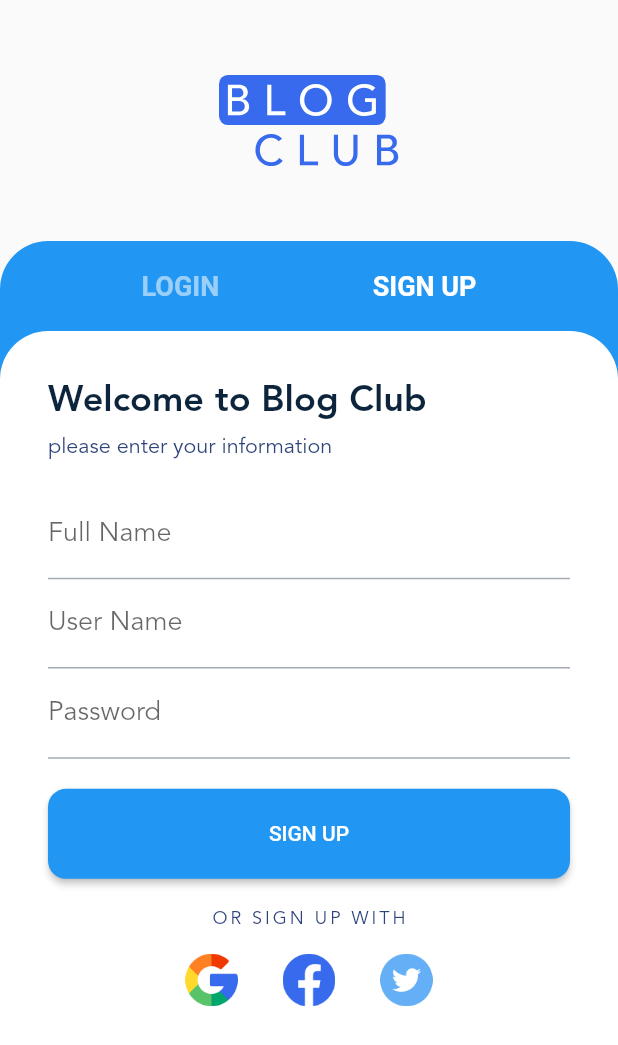
After one commit to Diyary27/blogclub, a Flutter app: the AuthScreen screen opened directly, after a tap on "SIGN UP", on a phone screen of 412 x 824 dp. The commit adds this screen. Shown: the top 1045 px of the screen. Run offline on Flutter 3.47's test engine with Material 2 defaults, Android fonts, the phone set to English and light mode, and no system bars; our stand-ins replace dotted_border, flutter_svg, smooth_page_indicator; generated files the repository leaves out were written again.

Commit message:
added signin/signup page

```diff
--- /dev/null
+++ b/lib/auth.dart
@@ -0,0 +1,311 @@
+import 'package:flutter/cupertino.dart';
+import 'package:flutter/material.dart';
+import 'package:flutter_svg/flutter_svg.dart';
+
+import 'gen/assets.gen.dart';
+
+class AuthScreen extends StatefulWidget {
+  const AuthScreen({super.key});
+
+  @override
+  State<AuthScreen> createState() => _AuthScreenState();
+}
+
+class _AuthScreenState extends State<AuthScreen> {
+  var currentTab = 0;
+  static const loginTab = 0;
+  static const signUpTab = 1;
+
+  @override
+  Widget build(BuildContext context) {
+    final themeData = Theme.of(context);
+    final tabTextStyle = TextStyle(
+      color: themeData.colorScheme.onPrimary,
+      fontSize: 18,
+      fontWeight: FontWeight.bold,
+    );
+    return Scaffold(
+      body: SafeArea(
+        child: Column(
+          crossAxisAlignment: CrossAxisAlignment.center,
+          children: [
+            Row(
+              mainAxisAlignment: MainAxisAlignment.center,
+              children: [
+                Padding(
+                  padding: const EdgeInsets.only(top: 50, bottom: 50),
+                  child:
+                      Assets.img.icons.logo.svg(width: 120, theme: SvgTheme()),
+                ),
+              ],
+            ),
+            Expanded(
+              child: Container(
+                decoration: BoxDecoration(
+                  color: themeData.colorScheme.primary,
+                  borderRadius: BorderRadius.only(
+                    topRight: Radius.circular(32),
+                    topLeft: Radius.circular(32),
+                  ),
+                ),
+                child: Column(
+                  children: [
+                    SizedBox(
+                      height: 60,
+                      child: Row(
+                        mainAxisAlignment: MainAxisAlignment.spaceEvenly,
+                        children: [
+                          TextButton(
+                            onPressed: () {
+                              setState(() {
+                                currentTab = loginTab;
+                              });
+                            },
+                            child: Text(
+                              'Login'.toUpperCase(),
+                              style: tabTextStyle.apply(
+                                  color: currentTab == signUpTab
+                                      ? Colors.white54
+                                      : Colors.white),
+                            ),
+                          ),
+                          TextButton(
+                            onPressed: () {
+                              setState(() {
+                                currentTab = signUpTab;
+                              });
+                            },
+                            child: Text(
+                              'Sign Up'.toUpperCase(),
+                              style: tabTextStyle.apply(
+                                  color: currentTab == loginTab
+                                      ? Colors.white54
+                                      : Colors.white),
+                            ),
+                          ),
+                        ],
+                      ),
+                    ),
+                    Expanded(
+                      child: Container(
+                        decoration: const BoxDecoration(
+                          color: Colors.white,
+                          borderRadius: BorderRadius.only(
+                            topRight: Radius.circular(32),
+                            topLeft: Radius.circular(32),
+                          ),
+                        ),
+                        child: SingleChildScrollView(
+                          child: Padding(
+                            padding: const EdgeInsets.all(32),
+                            child: currentTab == loginTab
+                                ? _Login(themeData: themeData)
+                                : _SignUp(themeData: themeData),
+                          ),
+                        ),
+                      ),
+                    )
+                  ],
+                ),
+              ),
+            ),
+          ],
+        ),
+      ),
+    );
+  }
+}
+
+class _Login extends StatelessWidget {
+  const _Login({
+    super.key,
+    required this.themeData,
+  });
+
+  final ThemeData themeData;
+
+  @override
+  Widget build(BuildContext context) {
+    return Column(
+      crossAxisAlignment: CrossAxisAlignment.start,
+      children: [
+        Text(
+          'Welcome back',
+          style: themeData.textTheme.headlineMedium,
+        ),
+        SizedBox(height: 8),
+        Text(
+          'Sign in with your account',
+          style: themeData.textTheme.titleMedium!.apply(fontSizeFactor: 0.8),
+        ),
+        SizedBox(height: 20),
+        TextField(
+          decoration: InputDecoration(
+            label: Text('UserName'),
+          ),
+        ),
+        PasswordTextField(),
+        SizedBox(height: 20),
+        ElevatedButton(
+          style: ButtonStyle(
+            shape: MaterialStateProperty.all(
+              RoundedRectangleBorder(
+                borderRadius: BorderRadius.circular(12),
+              ),
+            ),
+            minimumSize: MaterialStateProperty.all(
+              Size(
+                MediaQuery.of(context).size.width,
+                60,
+              ),
+            ),
+          ),
+          onPressed: () {},
+          child: Text('LOGIN'.toUpperCase()),
+        ),
+        Row(
+          mainAxisAlignment: MainAxisAlignment.center,
+          children: [
+            Text('Forfot your password?'),
+            SizedBox(width: 8),
+            TextButton(
+              onPressed: () {},
+              child: Text('Reset here'),
+            )
+          ],
+        ),
+        SizedBox(height: 20),
+        Center(
+          child: Text(
+            'or sign in with'.toUpperCase(),
+            style: TextStyle(letterSpacing: 2),
+          ),
+        ),
+        SizedBox(height: 16),
+        Row(
+          mainAxisAlignment: MainAxisAlignment.center,
+          children: [
+            Assets.img.icons.google.image(width: 35),
+            SizedBox(width: 30),
+            Assets.img.icons.facebook.image(width: 35),
+            SizedBox(width: 30),
+            Assets.img.icons.twitter.image(width: 35),
+          ],
+        ),
+      ],
+    );
+  }
+}
+
+class _SignUp extends StatelessWidget {
+  const _SignUp({
+    super.key,
+    required this.themeData,
+  });
+
+  final ThemeData themeData;
+
+  @override
+  Widget build(BuildContext context) {
+    return Column(
+      crossAxisAlignment: CrossAxisAlignment.start,
+      children: [
+        Text(
+          'Welcome to Blog Club',
+          style: themeData.textTheme.headlineMedium,
+        ),
+        SizedBox(height: 8),
+        Text(
+          'please enter your information',
+          style: themeData.textTheme.titleMedium!.apply(fontSizeFactor: 0.8),
+        ),
+        SizedBox(height: 20),
+        TextField(
+          decoration: InputDecoration(
+            label: Text('Full Name'),
+          ),
+        ),
+        TextField(
+          decoration: InputDecoration(
+            label: Text('User Name'),
+          ),
+        ),
+        PasswordTextField(),
+        SizedBox(height: 20),
+        ElevatedButton(
+          style: ButtonStyle(
+            shape: MaterialStateProperty.all(
+              RoundedRectangleBorder(
+                borderRadius: BorderRadius.circular(12),
+              ),
+            ),
+            minimumSize: MaterialStateProperty.all(
+              Size(
+                MediaQuery.of(context).size.width,
+                60,
+              ),
+            ),
+          ),
+          onPressed: () {},
+          child: Text('sign up'.toUpperCase()),
+        ),
+        SizedBox(height: 20),
+        Center(
+          child: Text(
+            'or sign up with'.toUpperCase(),
+            style: TextStyle(letterSpacing: 2),
+          ),
+        ),
+        SizedBox(height: 16),
+        Row(
+          mainAxisAlignment: MainAxisAlignment.center,
+          children: [
+            Assets.img.icons.google.image(width: 35),
+            SizedBox(width: 30),
+            Assets.img.icons.facebook.image(width: 35),
+            SizedBox(width: 30),
+            Assets.img.icons.twitter.image(width: 35),
+          ],
+        ),
+      ],
+    );
+  }
+}
+
+class PasswordTextField extends StatefulWidget {
+  const PasswordTextField({
+    super.key,
+  });
+
+  @override
+  State<PasswordTextField> createState() => _PasswordTextFieldState();
+}
+
+class _PasswordTextFieldState extends State<PasswordTextField> {
+  bool obscureText = true;
+  @override
+  Widget build(BuildContext context) {
+    return TextField(
+      obscureText: obscureText,
+      enableSuggestions: false,
+      autocorrect: false,
+      decoration: InputDecoration(
+        label: Text('Password'),
+        suffix: InkWell(
+          onTap: () {
+            setState(() {
+              obscureText = !obscureText;
+            });
+          },
+          child: Text(
+            obscureText ? 'Show' : 'hide',
+            style: TextStyle(
+              fontSize: 14,
+              color: Theme.of(context).colorScheme.primary,
+            ),
+          ),
+        ),
+      ),
+    );
+  }
+}
--- a/lib/onboarding.dart
+++ b/lib/onboarding.dart
@@ -1,3 +1,4 @@
+import 'package:blogclub/auth.dart';
 import 'package:blogclub/data.dart';
 import 'package:blogclub/home.dart';
 import 'package:flutter/cupertino.dart';
@@ -118,7 +119,7 @@ class _OnBoardingScreenState extends State<OnBoardingScreen> {
                               if (page == items.length - 1) {
                                 Navigator.of(context).pushReplacement(
                                   MaterialPageRoute(
-                                      builder: (context) => MyHomeScreen()),
+                                      builder: (context) => AuthScreen()),
                                 );
                               } else {
                                 setState(() {
```
